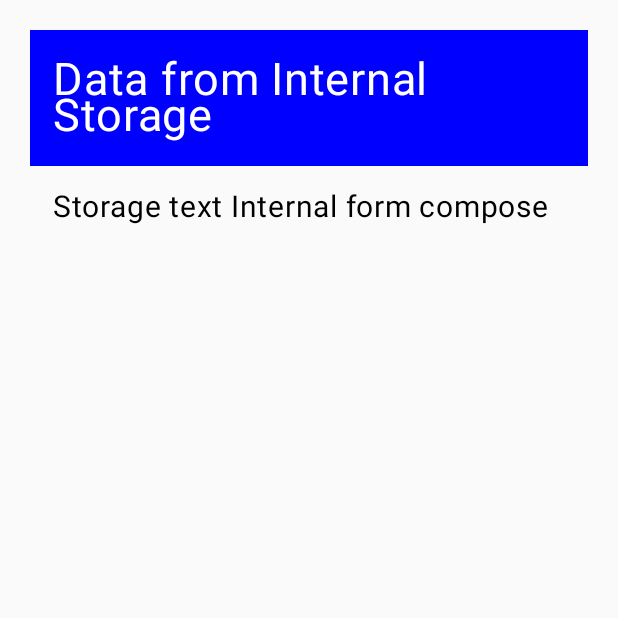
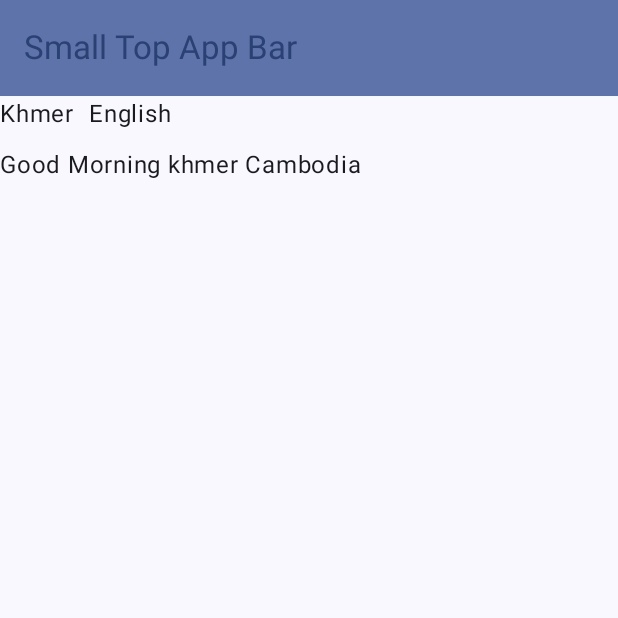
Before and after one commit to sengchhunyeang/Android-Demo, an Android app built with Jetpack Compose: the screen it shows after launch (MainActivity), on a phone screen of 412 x 824 dp, the top half of it. Run offline under Robolectric (Android 15) with nearby library versions, the phone set to English and light mode, and no system bars; our stand-ins replace constraintlayout-compose, livedata-compose.

Commit message:
change language testing

```diff
--- a/app/build.gradle.kts
+++ b/app/build.gradle.kts
@@ -66,7 +66,13 @@ dependencies {
     implementation(libs.androidx.material)
     implementation(libs.androidx.navigation.compose)
     implementation(libs.androidx.navigation.runtime.ktx)
+    implementation(libs.androidx.datastore.core.android)
+    implementation(libs.androidx.datastore.preferences.core.jvm)
+    implementation(libs.androidx.runtime.livedata)
 //    implementation("androidx.constraintlayout:constraintlayout-compose:1.0.1")
+    implementation("androidx.datastore:datastore-preferences:1.0.0")
+    implementation("androidx.datastore:datastore:1.0.0")
+
     testImplementation(libs.junit)
     androidTestImplementation(libs.androidx.junit)
     androidTestImplementation(libs.androidx.espresso.core)
--- /dev/null
+++ b/app/src/main/java/com/example/material_design/LanguageAndFont/LanguageDataStore.kt
@@ -0,0 +1,125 @@
+package com.example.material_design.LanguageAndFont
+
+import android.content.Context
+import androidx.compose.foundation.clickable
+import androidx.compose.foundation.layout.*
+import androidx.compose.material3.*
+import androidx.compose.runtime.*
+import androidx.compose.runtime.livedata.observeAsState
+import androidx.compose.ui.Modifier
+import androidx.compose.ui.platform.LocalConfiguration
+import androidx.compose.ui.platform.LocalContext
+import androidx.compose.ui.res.stringResource
+import androidx.compose.ui.unit.dp
+import androidx.datastore.core.DataStore
+import androidx.datastore.preferences.core.Preferences
+import androidx.datastore.preferences.core.edit
+import androidx.datastore.preferences.core.stringPreferencesKey
+import androidx.datastore.preferences.preferencesDataStore
+import androidx.lifecycle.*
+import androidx.lifecycle.viewmodel.compose.viewModel
+import com.example.material_design.R
+import kotlinx.coroutines.flow.Flow
+import kotlinx.coroutines.flow.collect
+import kotlinx.coroutines.flow.map
+import kotlinx.coroutines.launch
+import java.util.*
+
+val Context.ds: DataStore<Preferences> by preferencesDataStore("language")
+
+class LanguageDataStore(private val context: Context) {
+
+    companion object {
+        val LANG_KEY = stringPreferencesKey("language")
+    }
+
+    suspend fun setLanguage(lang: String) {
+        context.ds.edit { language -> language[LANG_KEY] = lang }
+    }
+
+    val getLanguage: Flow<String> = context.ds.data.map { preferences ->
+        preferences[LANG_KEY] ?: "NO DATA"
+    }
+}
+
+class LanguageViewModel(private val dataStore: LanguageDataStore) : ViewModel() {
+    private val _language = MutableLiveData("en")
+    val language: LiveData<String> = _language
+
+    init {
+        viewModelScope.launch {
+            dataStore.getLanguage.collect {
+                _language.value = it
+            }
+        }
+    }
+
+    suspend fun saveLanguage(lang: String) {
+        dataStore.setLanguage(lang)
+    }
+}
+
+@OptIn(ExperimentalMaterial3Api::class)
+@Composable
+fun Homescreen(
+    viewModel: LanguageViewModel = viewModel(
+        factory = DataStoreViewModelFactory(
+            LanguageDataStore(LocalContext.current)
+        )
+    )
+) {
+    val scope = rememberCoroutineScope()
+    val currentLanguage = viewModel.language.observeAsState().value
+
+    SetLanguage(lang = currentLanguage ?: "en")
+    Scaffold(
+        topBar = {
+            TopAppBar(
+                colors = TopAppBarDefaults.topAppBarColors(
+                    containerColor = MaterialTheme.colorScheme.primaryContainer,
+                    titleContentColor = MaterialTheme.colorScheme.primary,
+                ),
+                title = { Text("Small Top App Bar") }
+            )
+        }
+    ) { innerPadding ->
+        Column(modifier = Modifier.padding(innerPadding)) {
+            Row {
+                Text(text = "Khmer", modifier = Modifier.clickable {
+                    scope.launch {
+                        viewModel.saveLanguage("km")
+                    }
+                })
+                Spacer(modifier = Modifier.size(10.dp))
+                Text(text = "English", modifier = Modifier.clickable {
+                    scope.launch {
+                        viewModel.saveLanguage("en")
+                    }
+                })
+            }
+
+            Spacer(modifier = Modifier.size(10.dp))
+
+            Text(text = stringResource(id = R.string.welcome))
+        }
+    }
+}
+
+@Composable
+fun SetLanguage(lang: String) {
+    val locale = Locale(if (lang == "km") "km" else "en")
+    val configuration = LocalConfiguration.current
+    configuration.setLocale(locale)
+    val resources = LocalContext.current.resources
+    resources.updateConfiguration(configuration, resources.displayMetrics)
+}
+
+class DataStoreViewModelFactory(private val dataStorePreferenceRepository: LanguageDataStore) :
+    ViewModelProvider.Factory {
+    override fun <T : ViewModel> create(modelClass: Class<T>): T {
+        if (modelClass.isAssignableFrom(LanguageViewModel::class.java)) {
+            return LanguageViewModel(dataStorePreferenceRepository) as T
+        }
+        throw IllegalStateException()
+    }
+}
--- /dev/null
+++ b/app/src/main/java/com/example/material_design/LanguageAndFont/changeLanguageRuntime.kt
@@ -0,0 +1 @@
+package com.example.material_design.LanguageAndFont
--- a/app/src/main/java/com/example/material_design/MainActivity.kt
+++ b/app/src/main/java/com/example/material_design/MainActivity.kt
@@ -24,6 +24,7 @@ import androidx.constraintlayout.compose.ConstraintLayout
 import androidx.constraintlayout.compose.Dimension
 import com.example.material_design.DataStorage.ExternalStorageExample
 import com.example.material_design.DataStorage.InternalStorage
+import com.example.material_design.LanguageAndFont.Homescreen
 
 import com.example.material_design.ui.theme.Material_DesignTheme
 
@@ -49,9 +50,10 @@ class MainActivity : ComponentActivity() {
 //                Avatar()
 //                SmallTopAppBarExample()
 //                NestedNavigation()
-                InternalStorage()
+//                InternalStorage()
 //                InternalStorageExample()
 //                ExternalStorageExample()
+                Homescreen()
             }
         }
     }
--- /dev/null
+++ b/app/src/main/res/mipmap-anydpi-v26/ic_launcher.xml
@@ -0,0 +1,5 @@
+<?xml version="1.0" encoding="utf-8"?>
+<adaptive-icon xmlns:android="http://schemas.android.com/apk/res/android">
+    <background android:drawable="@drawable/ic_launcher_background"/>
+    <foreground android:drawable="@mipmap/ic_launcher_foreground"/>
+</adaptive-icon>
--- /dev/null
+++ b/app/src/main/res/mipmap-anydpi-v26/ic_launcher_round.xml
@@ -0,0 +1,5 @@
+<?xml version="1.0" encoding="utf-8"?>
+<adaptive-icon xmlns:android="http://schemas.android.com/apk/res/android">
+    <background android:drawable="@drawable/ic_launcher_background"/>
+    <foreground android:drawable="@mipmap/ic_launcher_foreground"/>
+</adaptive-icon>
--- a/app/src/main/res/values/strings.xml
+++ b/app/src/main/res/values/strings.xml
@@ -1,3 +1,5 @@
+<?xml version="1.0" encoding="utf-8"?>
 <resources>
     <string name="app_name">Material_Design</string>
+    <string name="welcome">Good Morning khmer Cambodia</string>
 </resources>
--- a/gradle/libs.versions.toml
+++ b/gradle/libs.versions.toml
@@ -13,6 +13,9 @@ material = "1.6.8"
 navigationUi = "2.7.7"
 navigationCompose = "2.7.7"
 navigationRuntimeKtx = "2.7.7"
+datastoreCoreAndroid = "1.1.1"
+datastorePreferencesCoreJvm = "1.1.1"
+runtimeLivedata = "1.7.0"
 
 [libraries]
 androidx-constraintlayout-compose = { module = "androidx.constraintlayout:constraintlayout-compose", version.ref = "constraintlayoutCompose" }
@@ -34,6 +37,9 @@ androidx-ui-test-junit4 = { group = "androidx.compose.ui", name = "ui-test-junit
 androidx-material3 = { group = "androidx.compose.material3", name = "material3" }
 androidx-navigation-compose = { group = "androidx.navigation", name = "navigation-compose", version.ref = "navigationCompose" }
 androidx-navigation-runtime-ktx = { group = "androidx.navigation", name = "navigation-runtime-ktx", version.ref = "navigationRuntimeKtx" }
+androidx-datastore-core-android = { group = "androidx.datastore", name = "datastore-core-android", version.ref = "datastoreCoreAndroid" }
+androidx-datastore-preferences-core-jvm = { group = "androidx.datastore", name = "datastore-preferences-core-jvm", version.ref = "datastorePreferencesCoreJvm" }
+androidx-runtime-livedata = { group = "androidx.compose.runtime", name = "runtime-livedata", version.ref = "runtimeLivedata" }
 
 [plugins]
 android-application = { id = "com.android.application", version.ref = "agp" }
```
Also changed, not shown: app/src/main/ic_launcher-playstore.png (added), app/src/main/res/mipmap-hdpi/ic_launcher_foreground.webp (added), app/src/main/res/mipmap-mdpi/ic_launcher_foreground.webp (added), app/src/main/res/mipmap-xhdpi/ic_launcher_foreground.webp (added), app/src/main/res/mipmap-xxhdpi/ic_launcher_foreground.webp (added), app/src/main/res/mipmap-xxxhdpi/ic_launcher_foreground.webp (added), 1 other file.
